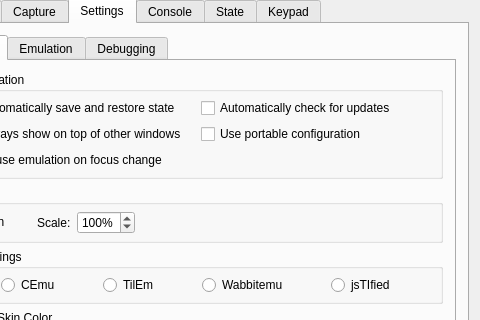
Qt form gui/qt/mainwindow.ui (CE-Programming/CEmu) before a commit; both pictures show x 530 to 1010 and y 480 to 800 of the 1010 by 1005 pixel window.
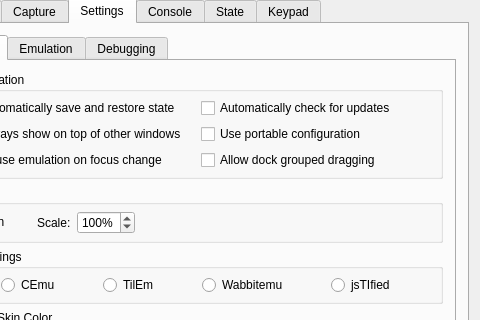
The same form after that commit. The open tabs and pages were chosen to show the change. Icons and pictures are not drawn. Custom widgets are drawn as their Qt base class.

```diff
--- a/gui/qt/mainwindow.ui
+++ b/gui/qt/mainwindow.ui
@@ -8231,6 +8231,13 @@
                  </property>
                 </widget>
                </item>
+               <item row="4" column="1">
+                <widget class="QCheckBox" name="checkAllowGroupDrag">
+                 <property name="text">
+                  <string>Allow dock grouped dragging</string>
+                 </property>
+                </widget>
+               </item>
               </layout>
              </widget>
             </item>
```
Left out of the diff: 2 changed lines with no effect on the pictures.
